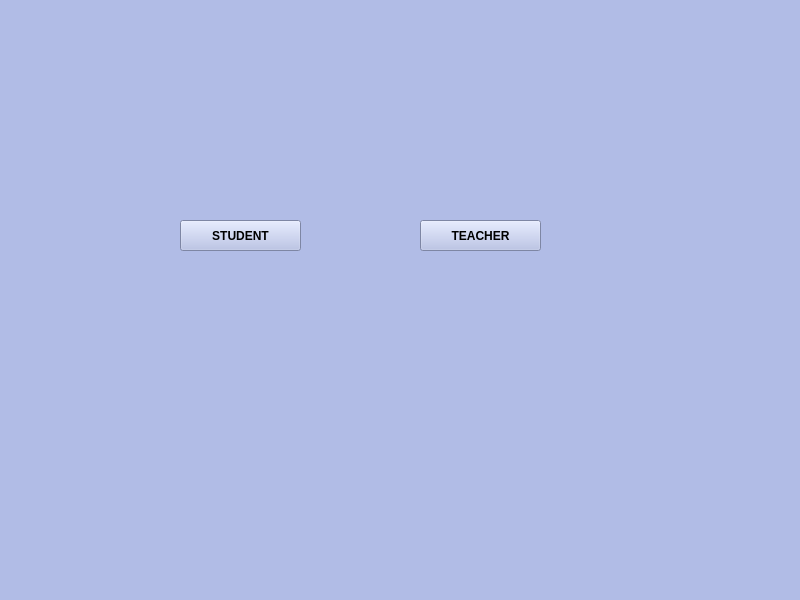
fbucak/school-management-system, file ui/loginpage.ui: the form before one commit.
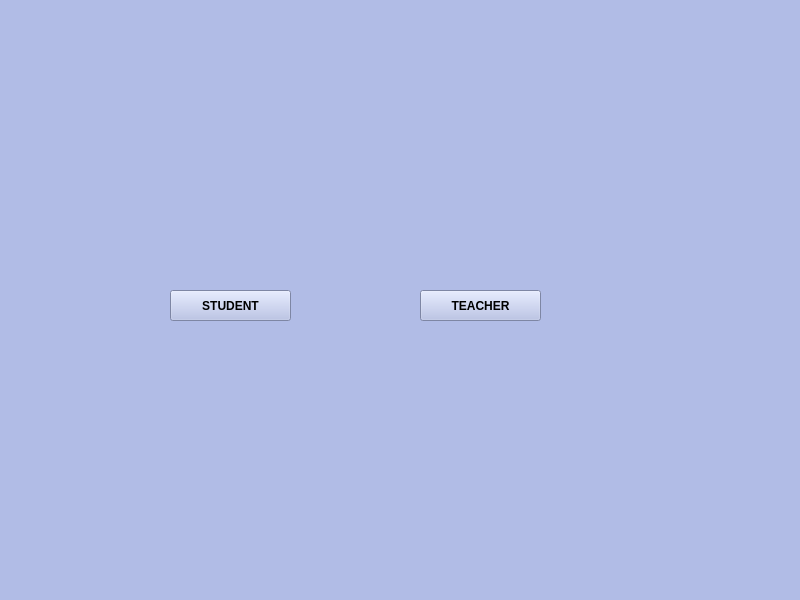
The form after the commit. Icons and pictures are not drawn.

Commit message: logo eklendi

```diff
--- a/ui/loginpage.ui
+++ b/ui/loginpage.ui
@@ -32,8 +32,8 @@
    <widget class="QPushButton" name="forStudent">
     <property name="geometry">
      <rect>
-      <x>180</x>
-      <y>220</y>
+      <x>170</x>
+      <y>290</y>
       <width>121</width>
       <height>31</height>
      </rect>
@@ -52,7 +52,7 @@
     <property name="geometry">
      <rect>
       <x>420</x>
-      <y>220</y>
+      <y>290</y>
       <width>121</width>
       <height>31</height>
      </rect>
```
Left out of the diff: 27 changed lines with no effect on the pictures. The commit also changes 2 other files.
